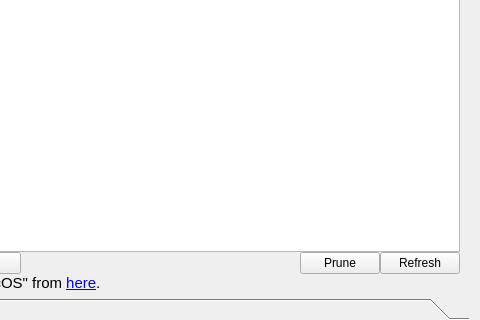
Qt form src/vorta/assets/UI/archivetab.ui (borgbase/vorta) before a commit; both pictures show x 319 to 799 and y 194 to 514 of the 799 by 514 pixel window.
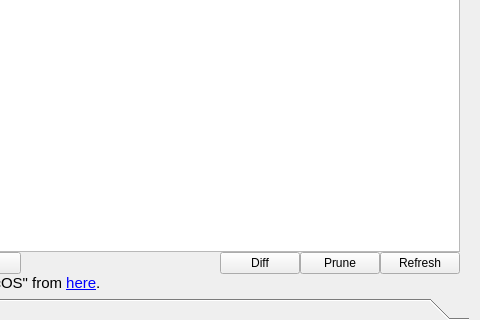
The same form after that commit. Icons and pictures are not drawn.

Commit message: Implement borg diff (#313)

The edit to the form file:
```diff
--- a/src/vorta/assets/UI/archivetab.ui
+++ b/src/vorta/assets/UI/archivetab.ui
@@ -171,6 +171,17 @@
            </property>
           </spacer>
          </item>
+         <item>
+          <widget class="QPushButton" name="diffButton">
+           <property name="text">
+            <string>Diff</string>
+           </property>
+           <property name="icon">
+            <iconset resource="../icons/dark/collection.qrc">
+             <normaloff>:/icons/stream-solid.svg</normaloff>:/icons/stream-solid.svg</iconset>
+           </property>
+          </widget>
+         </item>
          <item>
           <widget class="QPushButton" name="pruneButton">
            <property name="text">
```
Left out of the diff: 6 changed lines with no effect on the pictures. The commit also changes 12 other files.
